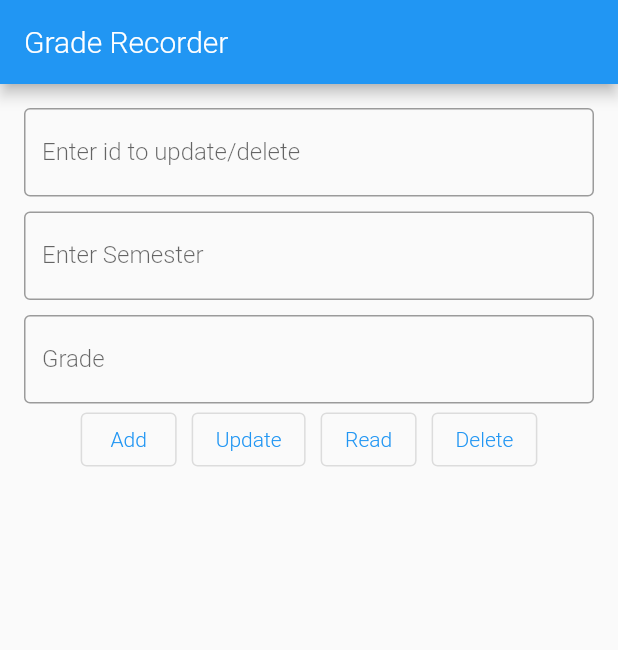
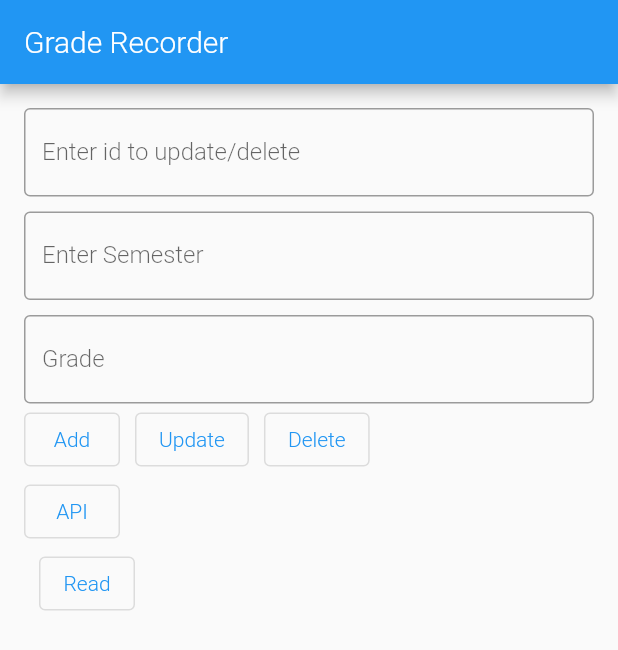
Before and after one commit to sanamdongol/ncit_flutter_I_2022, a Flutter app: the screen it shows after launch, after a tap on "Add", on a phone screen of 412 x 824 dp. Shown: the top 650 px of the screen. Run offline on Flutter 3.47's test engine with Material 2 defaults, Android fonts, the phone set to English and light mode, and no system bars; our stand-ins replace dio, lottie, sqflite; accounts and stored records are empty.

Commit message:
Database DRUC operation

```diff
--- /dev/null
+++ b/lib/database/Grade.dart
@@ -0,0 +1,29 @@
+class Grade {
+  int? id; // adding ? in id because id can't be null if we create it
+  String semester;
+  String grade;
+
+  Grade({this.id, required this.semester, required this.grade});
+
+  Map<String, dynamic> toMap() {
+    return ({
+      'id': id,
+      'semester': semester,
+      'grade': grade,
+    });
+  }
+
+  Map<String, dynamic> toJson() {
+    Map<String, dynamic> map = {
+      'id': id,
+      'semester': semester,
+      'grade': grade,
+    };
+    return map;
+  }
+
+  @override
+  String toString() {
+    return 'Grade{id: $id, semester: $semester, grade: $grade}';
+  }
+}
--- /dev/null
+++ b/lib/database/database_helper.dart
@@ -0,0 +1,116 @@
+import 'dart:async';
+import 'dart:io';
+
+import 'package:path/path.dart';
+import 'package:path_provider/path_provider.dart';
+import 'package:sqflite/sqflite.dart';
+
+import 'Grade.dart';
+
+class DatabaseHelper {
+  //db variables
+  static final _databaseName = 'bachelors.db';
+  static final _dbVersion = 1;
+
+  //table thing
+  static final _tableName = 'gradetable';
+
+  //column
+  static final columnId = 'id';
+  static final columnSemester = '';
+  static final columnSemGrade = '';
+
+  DatabaseHelper._privateConstructor(); //ways to make singleton
+  static final DatabaseHelper instance = DatabaseHelper._privateConstructor();
+
+  static Database? _database;
+
+  Future<Database> get database async =>
+      _database ??= await _initiateDatabase();
+
+  Future<Database> _initiateDatabase() async {
+    Directory directory = await getApplicationDocumentsDirectory();
+    String path = join(directory.path, _databaseName);
+    return await openDatabase(path, version: _dbVersion, onCreate: _onCreate);
+  }
+
+  Future _onCreate(Database db, int version) async {
+    await db.execute('''
+    CREATE TABLE gradetable(
+    id INTEGER PRIMARY KEY,
+    semester TEXT,
+    grade TEXT
+    )
+    ''');
+  }
+
+  /*
+  table value will be returned in this format
+  while inserting value in table it must be converted to map type
+
+  retrieve garda tala ko format ma aucha
+  delete garda chai id pass garne as parameter
+ {"_id":1,
+  "name":"abc"
+  }*/
+
+  Future<int> insertGrade(Grade grade) async {
+    Database db = await instance.database;
+    var result = await db.insert(_tableName, grade.toMap(),
+        conflictAlgorithm: ConflictAlgorithm.replace);
+    //insert vako id return
+    print("insert result" + result.toString());
+    return result;
+  }
+
+  //returns List<Map<String, dynamic>
+  Future<List<Grade>> getAllSemesterGrade() async {
+    Database db = await instance.database;
+    List<Map<String, dynamic>> maps = await db.query(_tableName);
+    /*  print("------------");
+    print(maps);
+    print("------------");*/
+
+    /* for (var v in maps) {
+      print("==============");
+      print(v);
+      print("==============");
+
+    }*/
+
+    List<Grade> gradeList = [];
+    for (int i = 0; i < maps.length; i++) {
+      print("reading data");
+      Grade grade = Grade(
+          id: maps[i]['id'],
+          semester: maps[i]['semester'],
+          grade: maps[i]['grade']);
+
+      gradeList.add(grade);
+    }
+    return gradeList;
+
+    /*  var allSemGradeList = List.generate(maps.length, (index) {
+      return Grade(
+        id: maps[index]['id'],
+        semester: maps[index]['semester'],
+        grade: maps[index]['grade'],
+      );
+    });
+
+    return allSemGradeList;*/
+  }
+
+  Future<int> update(Grade grade) async {
+    Database db = await instance.database;
+    var result = await db.update(_tableName, grade.toMap(),
+        where: 'id=?', whereArgs: [grade.id]);
+    print('update' + result.toString()); //
+    return result; // return no of rows udpdated
+  }
+
+  Future<int> delete(int id) async {
+    Database db = await instance.database;
+    return await db.delete(_tableName, where: '$columnId=?', whereArgs: [id]);
+  }
+}
--- /dev/null
+++ b/lib/database/grade_record.dart
@@ -0,0 +1,239 @@
+
+import 'package:dio/dio.dart';
+import 'package:flutter/material.dart';
+
+import 'Grade.dart';
+import 'database_helper.dart';
+
+
+class GradeRecord extends StatefulWidget {
+  const GradeRecord({Key? key}) : super(key: key);
+
+  @override
+  State<GradeRecord> createState() => _GradeRecordState();
+}
+
+var _semName = TextEditingController();
+var _semGrade = TextEditingController();
+var _idController = TextEditingController();
+
+class _GradeRecordState extends State<GradeRecord> {
+  String _gradeResult = '';
+
+  var _isLoading = false;
+
+  @override
+  Widget build(BuildContext context) {
+    return Scaffold(
+      appBar: AppBar(
+        title: Text('Grade Recorder'),
+      ),
+      body: SafeArea(
+        child: Padding(
+          padding: const EdgeInsets.all(16.0),
+          child: SingleChildScrollView(
+            child: Column(
+              children: [
+                TextFormField(
+                  keyboardType: TextInputType.name,
+                  controller: _idController,
+                  validator: (value) {
+                    if (value!.isEmpty) {
+                      return 'Enter id to update/delete';
+                    }
+                  },
+                  decoration: const InputDecoration(
+                    hintText: 'Enter id to update/delete',
+                    border: OutlineInputBorder(),
+                    labelText: 'Enter id to update/delete',
+                  ),
+                ),
+                SizedBox(
+                  height: 10,
+                ),
+                TextFormField(
+                  keyboardType: TextInputType.name,
+                  controller: _semName,
+                  validator: (value) {
+                    if (value!.isEmpty) {
+                      return 'Enter Semester';
+                    }
+                  },
+                  decoration: const InputDecoration(
+                    hintText: 'Enter Semester',
+                    border: OutlineInputBorder(),
+                    labelText: 'Enter Semester',
+                  ),
+                ),
+                SizedBox(height: 10),
+                TextFormField(
+                  keyboardType: TextInputType.name,
+                  controller: _semGrade,
+                  validator: (value) {
+                    if (value!.isEmpty) {
+                      return 'Enter Grade';
+                    }
+                  },
+                  decoration: const InputDecoration(
+                      hintText: 'Enter Grade ',
+                      border: OutlineInputBorder(),
+                      labelText: 'Grade'),
+                ),
+                Wrap(
+                  children: [
+                    OutlinedButton(
+                        onPressed: () {
+                          addGrades();
+                        },
+                        child: Text('Add')),
+                    SizedBox(width: 10),
+                    OutlinedButton(onPressed: update, child: Text('Update')),
+                    SizedBox(width: 10),
+                    OutlinedButton(onPressed: delete, child: Text('Delete')),
+                    SizedBox(height: 10),
+                    Row(
+                      children: [
+                        OutlinedButton(
+                            onPressed: api,
+                            child: Row(
+                              children: [
+                                Text('API'),
+                                Visibility(
+                                    visible: _isLoading,
+                                    child: SizedBox(
+                                        height: 20,
+                                        width: 20,
+                                        child: CircularProgressIndicator())),
+                              ],
+                            )),
+                      ],
+                    ),
+                    SizedBox(width: 10),
+                    OutlinedButton(
+                        onPressed: () async {
+                          List<Grade> allGrades = await DatabaseHelper.instance
+                              .getAllSemesterGrade();
+                          String result = '';
+                          for (Grade g in allGrades) {
+                            result = result +
+                                "id: " +
+                                g.id.toString() +
+                                " " +
+                                "Semester :" +
+                                g.semester +
+                                " " +
+                                "Grade :" +
+                                g.grade +
+                                "\n";
+                            print("My grades: " + result + '\n');
+                            setState(() {
+                              _gradeResult = result;
+                            });
+                          }
+                          print(allGrades);
+                        },
+                        child: Text('Read')),
+                  ],
+                ),
+                Text(_gradeResult),
+              ],
+            ),
+          ),
+        ),
+      ),
+    );
+  }
+
+  void addGrades() async {
+    if (_semName.text != null && _semGrade.text != null) {
+      print(_semName.text + "" + _semGrade.text);
+      Grade grade = Grade(semester: _semName.text, grade: _semGrade.text);
+      print(_semGrade.text);
+      int id = await DatabaseHelper.instance.insertGrade(grade);
+      if (id != null) {
+        _semName.clear();
+        _semGrade.clear();
+      }
+
+      /* int id = await DatabaseHelper.instance.insertNow({
+        DatabaseHelper.columnSemester: _semName.text,
+        DatabaseHelper.columnSemGrade: _semGrade.text
+      });*/
+
+      print(id);
+    }
+  }
+
+  void update() async {
+    Grade grade = Grade(
+        id: int.parse(_idController.text),
+        semester: _semName.text,
+        grade: _semGrade.text);
+    int updatedRows = await DatabaseHelper.instance.update(grade);
+    print("Updated row" + updatedRows.toString());
+  }
+
+  Future<void> api() async {
+    waitForSometime();
+    setState(() {
+      _isLoading = true;
+    });
+
+    var dio = Dio();
+    // final response = await dio.get('https://jsonplaceholder.typicode.com/albums/1');
+
+    // https://jsonplaceholder.typicode.com/todos/1
+    //  final response = await dio.get('https://api.rapidmock.com/mocks/89mEw');//one
+    final response =
+        await dio.get('https://jsonplaceholder.typicode.com/todos/');
+    var abc = response.data[0]["userId"];
+    var title = response.data[0]["title"];
+    response.data[7]['title'];
+    print('xxxxxxx');
+    print(abc);
+    print(title);
+    print('xxxxxxx');
+  }
+
+/* if (response.statusCode == 200) {
+      setState(() {
+        _isLoading = false;
+      });
+
+      print(response.data);
+      //  print(response.data['title']);
+    }*/
+
+}
+
+Future<void> readAll() async {
+  List<Grade> allGrades = await DatabaseHelper.instance.getAllSemesterGrade();
+  String result = '';
+  for (Grade g in allGrades) {
+    result = "Semester :" + g.semester + " " + "Grade :" + g.grade;
+    print("My grades: " + result + '\n');
+  }
+  print(allGrades);
+}
+
+void delete() async {
+  int deletedId =
+      await DatabaseHelper.instance.delete(int.parse(_idController.text));
+  print(deletedId.toString() + " id data is deleted");
+}
+
+waitForSometime() {
+  Future.delayed(
+    const Duration(seconds: 10),
+    () => 100,
+  ).then((value) {
+    print('The value is $value.'); // Prints later, after 3 seconds.
+  });
+  print('Waiting for a value...'); // Prints first.
+  print('Waiting for a value 1...'); // Prints first.
+  print('Waiting for a value 2...'); // Prints first.
+
+  /* Future.delayed(Duration(milliseconds: 1000), () {
+   print("hello waiting 10 sec");
+  });*/
+}
--- a/lib/grade.dart
+++ /dev/null
@@ -1,7 +0,0 @@
-class Grade {
-  int id;
-  String semester;
-  String grade;
-
-  Grade(this.id, this.semester, this.grade);
-}
--- a/lib/grade_record.dart
+++ /dev/null
@@ -1,92 +0,0 @@
-import 'package:flutter/material.dart';
-
-class GradeRecord extends StatefulWidget {
-  const GradeRecord({Key? key}) : super(key: key);
-
-  @override
-  State<GradeRecord> createState() => _GradeRecordState();
-}
-
-class _GradeRecordState extends State<GradeRecord> {
-  @override
-  Widget build(BuildContext context) {
-    return Scaffold(
-      appBar: AppBar(
-        title: Text('Grade Recorder'),
-      ),
-      body: SafeArea(
-        child: Padding(
-          padding: const EdgeInsets.all(16.0),
-          child: Column(
-            children: [
-              TextFormField(
-                keyboardType: TextInputType.number,
-                decoration: InputDecoration(
-                    hintText: 'Enter id to update/delete',
-                    border: OutlineInputBorder(),
-                    labelText: 'Enter id to update/delete'),
-              ),
-              SizedBox(height: 10),
-              TextFormField(
-                keyboardType: TextInputType.text,
-                decoration: InputDecoration(
-                    hintText: 'Enter Semester',
-                    border: OutlineInputBorder(),
-                    labelText: 'Enter Semester'),
-              ),
-              SizedBox(height: 10),
-              TextFormField(
-                keyboardType: TextInputType.text,
-                decoration: InputDecoration(
-                    hintText: 'Enter Grade',
-                    border: OutlineInputBorder(),
-                    labelText: 'Grade'),
-              ),
-              Wrap(
-                spacing: 10,
-                children: [
-                  OutlinedButton(
-                      onPressed: () {
-                        addGrade();
-                      },
-                      child: Text('Add')),
-                  OutlinedButton(
-                      onPressed: () {
-                        updateGrade();
-                      },
-                      child: Text('Update')),
-                  OutlinedButton(
-                      onPressed: () {
-                        readAllGrades();
-                      },
-                      child: Text('Read')),
-                  OutlinedButton(
-                      onPressed: () {
-                        deleteGrade();
-                      },
-                      child: Text('Delete')),
-                ],
-              ),
-            ],
-          ),
-        ),
-      ),
-    );
-  }
-
-  void addGrade() {
-    print('Add grade');
-  }
-
-  void updateGrade() {
-    print('Update grade');
-  }
-
-  void readAllGrades() {
-    print('Real All grade');
-  }
-
-  void deleteGrade() {
-    print('Delete grade');
-  }
-}
--- a/lib/main.dart
+++ b/lib/main.dart
@@ -1,8 +1,8 @@
-import 'package:dayone/grade_record.dart';
 import 'package:dayone/screen/forgot_password.dart';
-import 'package:dayone/screen/login.dart';
 import 'package:dayone/screen/register_page.dart';
 import 'package:flutter/material.dart';
+
+import 'database/grade_record.dart';
 
 void main() {
   runApp(const MyApp());
--- a/pubspec.yaml
+++ b/pubspec.yaml
@@ -38,6 +38,7 @@ dependencies:
   shared_preferences: ^2.0.15
   sqflite: ^2.0.3
   path_provider: ^2.0.11
+  dio: ^4.0.6
 
 dev_dependencies:
   flutter_test:
```
Also changed, not shown: lib/dbhelper.dart (deleted, +0 -24 lines), pubspec.lock, 1 other file.
